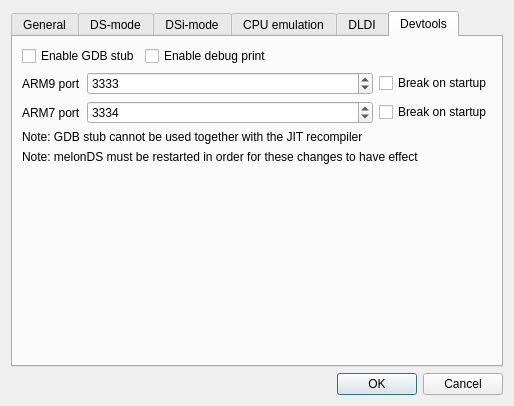
Old version of the form src/frontend/qt_sdl/EmuSettingsDialog.ui in the repository melonDS-emu/melonDS.
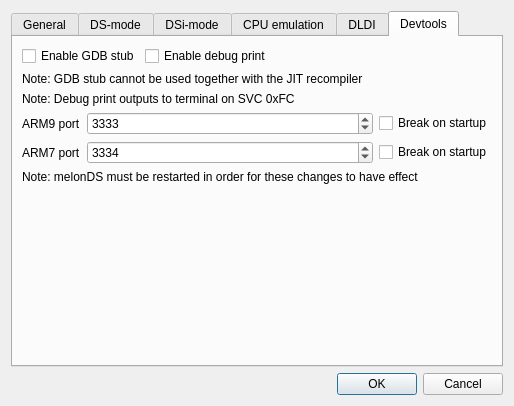
New version of the form. The open tabs and pages were chosen to show the change. Custom widgets are drawn as their Qt base class.

Commit message: Add details on debug print to EmuSettingsDialog

What changed in the file:
```diff
--- a/src/frontend/qt_sdl/EmuSettingsDialog.ui
+++ b/src/frontend/qt_sdl/EmuSettingsDialog.ui
@@ -573,14 +573,14 @@
        <string>Devtools</string>
       </attribute>
       <layout class="QGridLayout" name="gridLayout_3">
-       <item row="1" column="0">
+       <item row="3" column="0">
         <widget class="QLabel" name="label_16">
          <property name="text">
           <string>ARM9 port</string>
          </property>
         </widget>
        </item>
-       <item row="5" column="0">
+       <item row="6" column="0">
         <spacer name="verticalSpacer_4">
          <property name="orientation">
           <enum>Qt::Vertical</enum>
@@ -593,7 +593,7 @@
          </property>
         </spacer>
        </item>
-       <item row="2" column="0">
+       <item row="4" column="0">
         <widget class="QLabel" name="label_17">
          <property name="text">
           <string>ARM7 port</string>
@@ -614,28 +614,35 @@
          </property>
         </widget>
        </item>
-       <item row="4" column="0" colspan="7">
+       <item row="1" column="0" colspan="7">
         <widget class="QLabel" name="label_18">
          <property name="text">
-          <string>Note: melonDS must be restarted in order for these changes to have effect</string>
-         </property>
-        </widget>
-       </item>
-       <item row="3" column="0" colspan="7">
-        <widget class="QLabel" name="label_19">
-         <property name="text">
           <string>Note: GDB stub cannot be used together with the JIT recompiler</string>
          </property>
         </widget>
        </item>
-       <item row="1" column="6">
+       <item row="2" column="0" colspan="7">
+        <widget class="QLabel" name="label_19">
+         <property name="text">
+          <string>Note: Debug print outputs to terminal on SVC 0xFC</string>
+         </property>
+        </widget>
+       </item>
+       <item row="5" column="0" colspan="7">
+        <widget class="QLabel" name="label_20">
+         <property name="text">
+          <string>Note: melonDS must be restarted in order for these changes to have effect</string>
+         </property>
+        </widget>
+       </item>
+       <item row="3" column="6">
         <widget class="QCheckBox" name="cbGdbBOSA9">
          <property name="text">
           <string>Break on startup</string>
          </property>
         </widget>
        </item>
-       <item row="1" column="1" colspan="5">
+       <item row="3" column="1" colspan="5">
         <widget class="QSpinBox" name="intGdbPortA9">
          <property name="minimum">
           <number>1000</number>
@@ -648,7 +655,7 @@
          </property>
         </widget>
        </item>
-       <item row="2" column="1" colspan="5">
+       <item row="4" column="1" colspan="5">
         <widget class="QSpinBox" name="intGdbPortA7">
          <property name="minimum">
           <number>1000</number>
@@ -661,7 +668,7 @@
          </property>
         </widget>
        </item>
-       <item row="2" column="6">
+       <item row="4" column="6">
         <widget class="QCheckBox" name="cbGdbBOSA7">
          <property name="text">
           <string>Break on startup</string>
```
